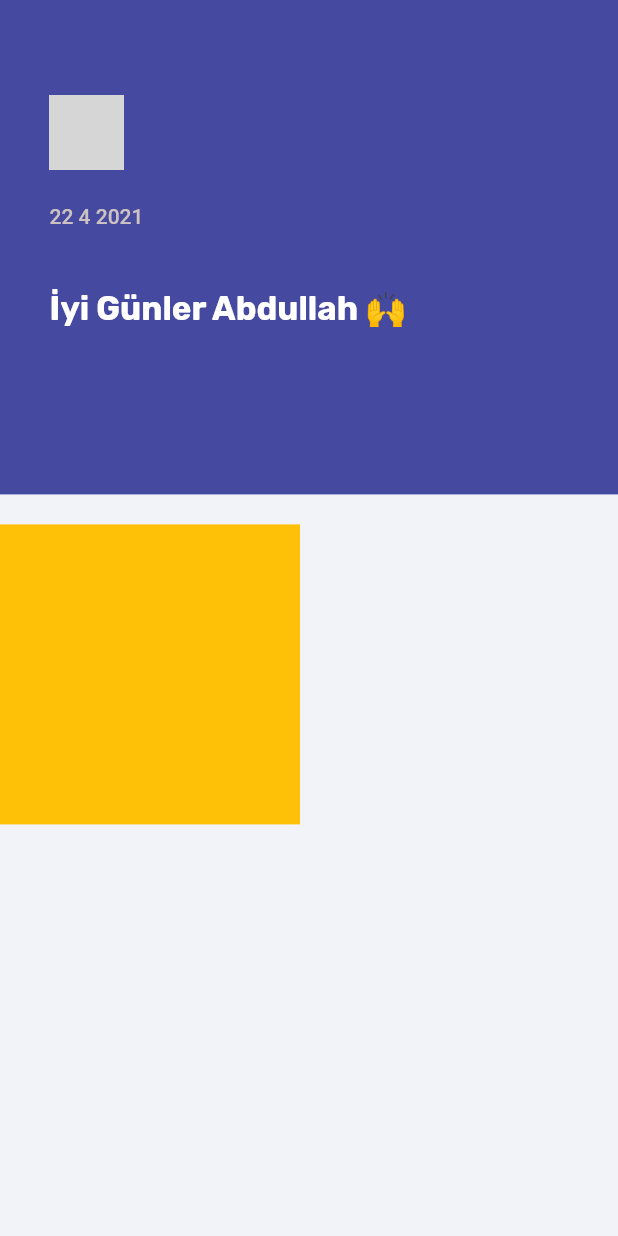
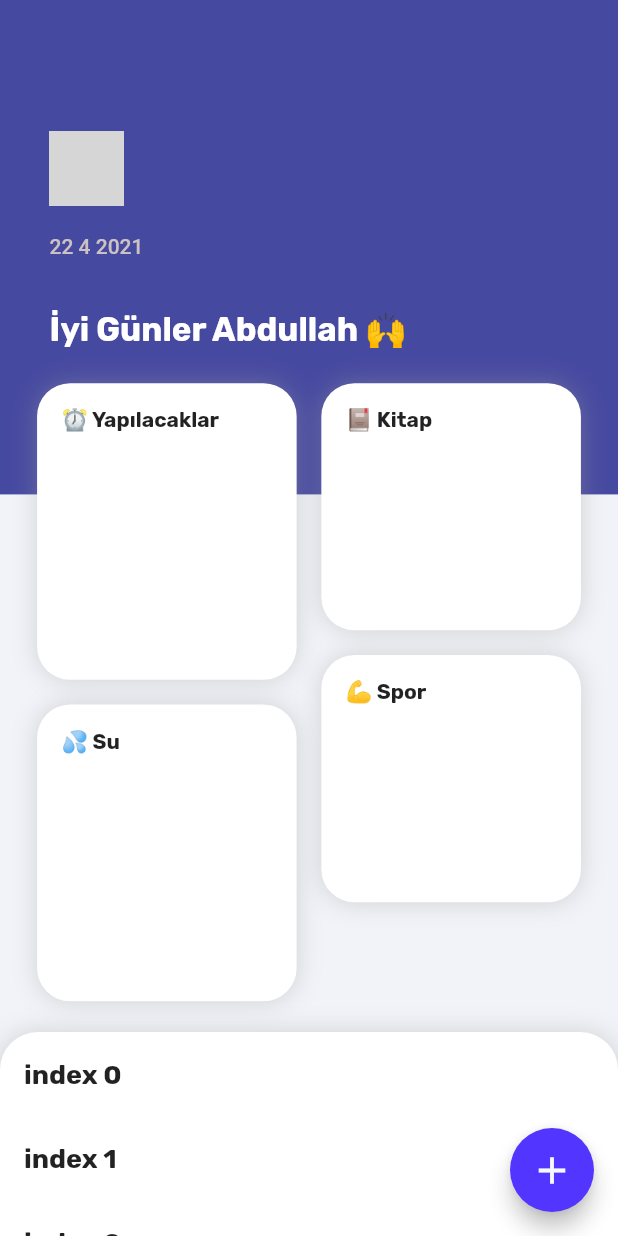
Before and after one commit to aoguz1/Coery-Mobile, a Flutter app: the screen it shows after launch, on a phone screen of 412 x 824 dp. Run offline on Flutter 3.47's test engine with Material 2 defaults, Android fonts, the phone set to English and light mode, and no system bars; our stand-ins replace auto_size_text, dio, easy_localization, flutter_svg, mobx, shared_preferences; missing offline and left inert: kartal, vexana; generated files the repository leaves out were written again; network calls fail; statements that could not run were skipped; grey boxes are pictures that could not be loaded.

Commit message:
home view written new features

```diff
--- a/lib/view/home/view/home_view.dart
+++ b/lib/view/home/view/home_view.dart
@@ -15,15 +15,27 @@ class HomeView extends StatelessWidget {
   @override
   Widget build(BuildContext context) {
     return Scaffold(
-      body: Column(
+      floatingActionButton: FloatingActionButton(
+        onPressed: () {},
+        backgroundColor: context.colors.onPrimary,
+        child: Icon(
+          Icons.add,
+          color: context.colors.background,
+          size: 30,
+        ),
+      ),
+      body: Stack(
         children: [
-          Expanded(
-            flex: 4,
+          SizedBox(
             child: Container(
+              color: context.colors.primary,
+            ),
+            height: context.mediaQuery.size.height * 0.4,
+          ),
+          Container(
             padding: context.paddingMedium,
-              width: double.infinity,
-              decoration: BoxDecoration(color: context.colors.primary),
             child: Column(
+              mainAxisAlignment: MainAxisAlignment.start,
               crossAxisAlignment: CrossAxisAlignment.start,
               children: [
                 Expanded(flex: 1, child: SizedBox()),
@@ -39,17 +51,17 @@ class HomeView extends StatelessWidget {
                   ),
                 ),
                 Expanded(
-                    flex: 2,
+                  flex: 1,
                   child: Container(
                       alignment: Alignment.centerLeft,
                       child: Text(
                         _viewModel.getDate(),
-                          style: context.textTheme.button.copyWith(
-                              color: Color(ColorConstants.SILVER_RUST)),
+                        style: context.textTheme.button
+                            .copyWith(color: Color(ColorConstants.SILVER_RUST)),
                       )),
                 ),
                 Expanded(
-                    flex: 2,
+                  flex: 1,
                   child: Container(
                       alignment: Alignment.centerLeft,
                       child: Text(
@@ -58,29 +70,153 @@ class HomeView extends StatelessWidget {
                       )),
                 ),
                 Spacer(
-                    flex: 2,
+                  flex: 10,
+                )
+              ],
+            ),
+          ),
+          Positioned(
+            top: context.mediaQuery.size.height * 0.310,
+            left: context.mediaQuery.size.width * 0.06,
+            child: Container(
+              decoration: BoxDecoration(boxShadow: [
+                BoxShadow(
+                  color: Colors.grey.withOpacity(0.4),
+                  spreadRadius: 0.01,
+                  blurRadius: 14,
+                  offset: Offset(0, 0.1), // changes position of shadow
+                ),
+              ], color: Colors.white, borderRadius: BorderRadius.circular(22)),
+              width: context.mediaQuery.size.width * 0.42,
+              height: context.mediaQuery.size.height * 0.24,
+              child: Column(
+                crossAxisAlignment: CrossAxisAlignment.start,
+                children: [
+                  Container(
+                    padding: context.paddingNormal,
+                    child: Text(
+                      '⏰ Yapılacaklar',
+                      style: context.textTheme.bodyText1,
+                    ),
                   )
                 ],
               ),
             ),
           ),
-          Expanded(
-              flex: 6,
-              child: Stack(
-                children: [
           Positioned(
-                      top: 20,
-                      child: Row(
+            top: context.mediaQuery.size.height * 0.570,
+            left: context.mediaQuery.size.width * 0.06,
+            child: Container(
+              decoration: BoxDecoration(boxShadow: [
+                BoxShadow(
+                  color: Colors.grey.withOpacity(0.4),
+                  spreadRadius: 0.01,
+                  blurRadius: 14,
+                  offset: Offset(0, 0.1), // changes position of shadow
+                ),
+              ], color: Colors.white, borderRadius: BorderRadius.circular(22)),
+              width: context.mediaQuery.size.width * 0.42,
+              height: context.mediaQuery.size.height * 0.24,
+              child: Column(
+                crossAxisAlignment: CrossAxisAlignment.start,
                 children: [
                   Container(
-                            width: 200,
-                            height: 200,
-                            color: Colors.amber,
+                    padding: context.paddingNormal,
+                    child: Text(
+                      '💦 Su',
+                      style: context.textTheme.bodyText1,
+                    ),
                   )
                 ],
-                      ))
+              ),
+            ),
+          ),
+          Positioned(
+            right: context.mediaQuery.size.height * 0.03,
+            top: context.mediaQuery.size.height * 0.310,
+            child: Container(
+              decoration: BoxDecoration(boxShadow: [
+                BoxShadow(
+                  color: Colors.grey.withOpacity(0.4),
+                  spreadRadius: 0.01,
+                  blurRadius: 14,
+                  offset: Offset(0, 0.1), // changes position of shadow
+                ),
+              ], color: Colors.white, borderRadius: BorderRadius.circular(22)),
+              width: context.mediaQuery.size.width * 0.42,
+              padding: EdgeInsets.all(0),
+              height: context.mediaQuery.size.height * 0.20,
+              child: Column(
+                crossAxisAlignment: CrossAxisAlignment.start,
+                children: [
+                  Container(
+                    padding: context.paddingNormal,
+                    child: Text(
+                      '📕 Kitap',
+                      style: context.textTheme.bodyText1,
+                    ),
+                  )
                 ],
-              ))
+              ),
+            ),
+          ),
+          Positioned(
+            right: context.mediaQuery.size.height * 0.03,
+            top: context.mediaQuery.size.height * 0.53,
+            child: Container(
+              decoration: BoxDecoration(boxShadow: [
+                BoxShadow(
+                  color: Colors.grey.withOpacity(0.4),
+                  spreadRadius: 0.01,
+                  blurRadius: 14,
+                  offset: Offset(0, 0.1), // changes position of shadow
+                ),
+              ], color: Colors.white, borderRadius: BorderRadius.circular(22)),
+              width: context.mediaQuery.size.width * 0.42,
+              height: context.mediaQuery.size.height * 0.20,
+              child: Column(
+                crossAxisAlignment: CrossAxisAlignment.start,
+                children: [
+                  Container(
+                    padding: context.paddingNormal,
+                    child: Text(
+                      '💪 Spor',
+                      style: context.textTheme.bodyText1,
+                    ),
+                  )
+                ],
+              ),
+            ),
+          ),
+          DraggableScrollableSheet(
+              initialChildSize: 0.165,
+              minChildSize: 0.165,
+              maxChildSize: 0.71,
+              builder: (context, scrollController) {
+                return Container(
+                  child: ListView.builder(
+                      controller: scrollController,
+                      itemCount: 5,
+                      itemBuilder: (context, index) {
+                        return ListTile(
+                          title: Text('index $index'),
+                        );
+                      }),
+                  decoration: BoxDecoration(
+                      color: Colors.white,
+                      boxShadow: [
+                        BoxShadow(
+                          color: Colors.grey.withOpacity(0.4),
+                          spreadRadius: 0.01,
+                          blurRadius: 14,
+                          offset: Offset(0, 0.1), // changes position of shadow
+                        ),
+                      ],
+                      borderRadius: BorderRadius.only(
+                          topLeft: Radius.circular(25),
+                          topRight: Radius.circular(25))),
+                );
+              })
         ],
       ),
     );
```
Lines whose indentation alone changed are shown as unchanged.
